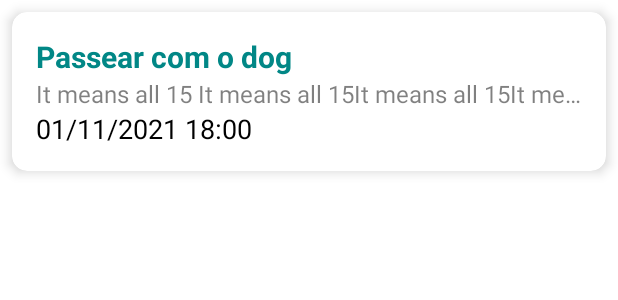
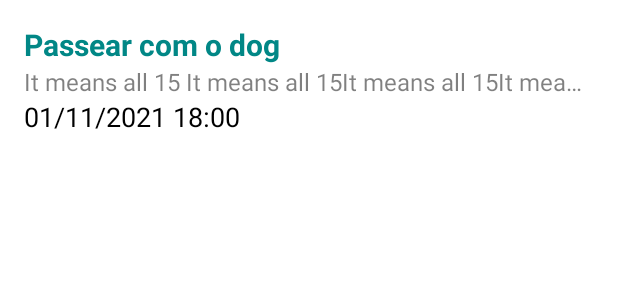
Before and after one commit to EduardoMaxwell/ToDoList, an Android app: the layout item_task.xml on its own in the app's theme, with its tools: preview values and no code run, on a phone screen of 412 x 824 dp. Shown: the top 300 px of the screen. Run offline under Robolectric (Android 15) with nearby library versions, the phone set to English and light mode, and no system bars.

Commit message:
changed root layout item from CardView to ConstraintLayout

```diff
--- a/app/src/main/res/layout/fragment_task_list.xml
+++ b/app/src/main/res/layout/fragment_task_list.xml
@@ -33,6 +33,7 @@
         android:id="@+id/rvTasks"
         android:layout_width="match_parent"
         android:layout_height="0dp"
+        app:layoutManager="androidx.recyclerview.widget.LinearLayoutManager"
         app:layout_constraintBottom_toBottomOf="parent"
         app:layout_constraintEnd_toEndOf="parent"
         app:layout_constraintStart_toStartOf="parent"
--- a/app/src/main/res/layout/item_task.xml
+++ b/app/src/main/res/layout/item_task.xml
@@ -1,14 +1,8 @@
 <?xml version="1.0" encoding="utf-8"?>
-<com.google.android.material.card.MaterialCardView xmlns:android="http://schemas.android.com/apk/res/android"
+<androidx.constraintlayout.widget.ConstraintLayout xmlns:android="http://schemas.android.com/apk/res/android"
     xmlns:app="http://schemas.android.com/apk/res-auto"
     xmlns:tools="http://schemas.android.com/tools"
-    android:layout_width="match_parent"
-    android:layout_height="wrap_content"
-    android:layout_margin="8dp"
-    app:cardCornerRadius="10dp"
-    app:cardElevation="5dp">
-
-    <androidx.constraintlayout.widget.ConstraintLayout
+    android:background="?attr/selectableItemBackground"
     android:layout_width="match_parent"
     android:layout_height="wrap_content"
     android:padding="16dp">
@@ -50,4 +44,3 @@
         tools:text="01/11/2021 18:00" />
 
 </androidx.constraintlayout.widget.ConstraintLayout>
-</com.google.android.material.card.MaterialCardView>
```
Lines whose indentation alone changed are shown as unchanged.
